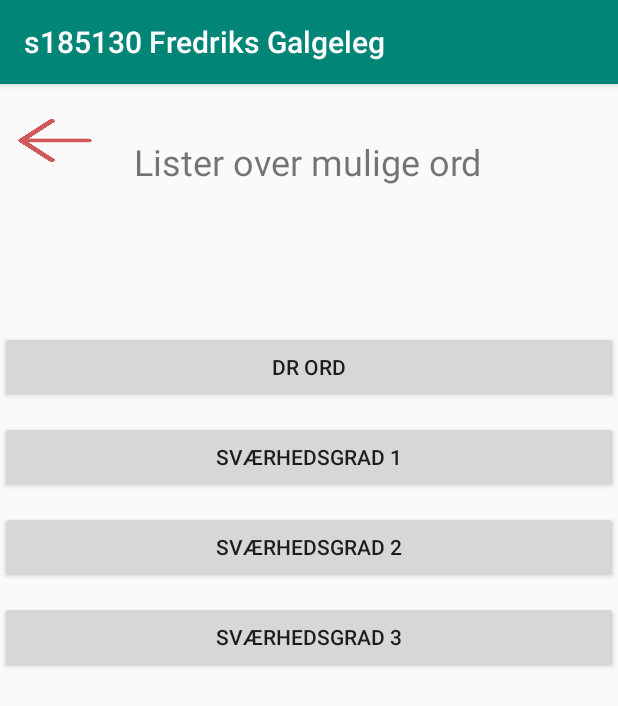
After one commit to fredrikmejs/mobilapp_2, an Android app: the ChooseWordList screen opened directly, with no data from a screen before it, on a phone screen of 412 x 824 dp. The commit adds this screen. Shown: the top 706 px of the screen. Run offline under Robolectric (Android 15) with nearby library versions, the phone set to English and light mode, and no system bars; network calls fail.

Commit message:
added list for the different words

```diff
--- a/app/src/main/AndroidManifest.xml
+++ b/app/src/main/AndroidManifest.xml
@@ -8,11 +8,13 @@
     <application
         android:allowBackup="true"
         android:icon="@mipmap/ic_launcher"
-        android:label="Galgeleg_s185130"
+        android:label="s185130 Fredriks Galgeleg"
         android:roundIcon="@mipmap/ic_launcher_round"
         android:supportsRtl="true"
         android:theme="@style/AppTheme"
         tools:ignore="GoogleAppIndexingWarning">
+        <activity android:name=".ui.WordList"></activity>
+        <activity android:name=".ui.ChooseWordList" />
         <activity android:name=".ui.SwitchName" />
         <activity android:name=".ui.LostScreen" />
         <activity android:name=".ui.WonScreen" />
@@ -27,7 +29,6 @@
                 <category android:name="android.intent.category.LAUNCHER" />
             </intent-filter>
         </activity>
-
     </application>
 
 </manifest>
--- /dev/null
+++ b/app/src/main/java/com/example/mobilapp_21/ui/ChooseWordList.java
@@ -0,0 +1,68 @@
+package com.example.mobilapp_21.ui;
+
+import androidx.appcompat.app.AppCompatActivity;
+
+import android.content.Context;
+import android.content.Intent;
+import android.os.Bundle;
+import android.view.View;
+import android.widget.Button;
+
+import com.example.mobilapp_21.R;
+
+public class ChooseWordList extends AppCompatActivity implements View.OnClickListener {
+    Button button_back, bDiff1, bDiff2, bDiff3, bDr;
+
+    @Override
+    protected void onCreate(Bundle savedInstanceState) {
+        super.onCreate(savedInstanceState);
+        setContentView(R.layout.activity_choose_word_list);
+
+    button_back = findViewById(R.id.button_listBack);
+    button_back.setOnClickListener(this);
+
+    bDiff1 = findViewById(R.id.button_diff1List);
+    bDiff1.setOnClickListener(this);
+
+    bDiff2 = findViewById(R.id.button_diff2List);
+    bDiff2.setOnClickListener(this);
+
+    bDiff3 = findViewById(R.id.button_diff3List);
+    bDiff3.setOnClickListener(this);
+
+    bDr = findViewById(R.id.button_drList);
+    bDr.setOnClickListener(this);
+
+    }
+
+    @Override
+    public void onClick(View v) {
+        if(v == button_back){
+         Intent intent = new Intent(this, Choose_game.class);
+         finish();
+         startActivity(intent);
+        }
+
+        if (v == bDiff1){
+            Intent intent = new Intent(this, WordList.class);
+            intent.putExtra("list","1");
+            startActivity(intent);
+
+        }
+        if (v == bDiff2){
+            Intent intent = new Intent(this, WordList.class);
+            intent.putExtra("list","2");
+            startActivity(intent);
+        }
+        if (v == bDiff3){
+            Intent intent = new Intent(this, WordList.class);
+            intent.putExtra("list","3");
+            startActivity(intent);
+        }
+        if (v == bDr){
+            Intent intent = new Intent(this, WordList.class);
+            intent.putExtra("list","4");
+            startActivity(intent);
+        }
+    }
+}
--- a/app/src/main/java/com/example/mobilapp_21/ui/LostScreen.java
+++ b/app/src/main/java/com/example/mobilapp_21/ui/LostScreen.java
@@ -11,6 +11,7 @@ import android.widget.TextView;
 
 import com.example.mobilapp_21.R;
 import com.example.mobilapp_21.logik.Galgelogik;
+import com.example.mobilapp_21.logik.LoadData;
 
 public class LostScreen extends AppCompatActivity implements View.OnClickListener {
 
@@ -18,6 +19,7 @@ public class LostScreen extends AppCompatActivity implements View.OnClickListene
     private String playerName;
     private int highScore;
     private Galgelogik logic;
+    private LoadData data;
 
     @SuppressLint("SetTextI18n")
     @Override
@@ -26,12 +28,14 @@ public class LostScreen extends AppCompatActivity implements View.OnClickListene
         setContentView(R.layout.activity_lost_screen);
 
         logic = Galgelogik.getInstance();
+        data = LoadData.getInstance();
 
         Bundle lastIntent = getIntent().getExtras();
         if (lastIntent != null) {
             highScore = lastIntent.getInt("Highscore");
-            playerName = lastIntent.getString("PlayerName");
         }
+
+        playerName = data.getName();
 
         button_menu = findViewById(R.id.button_tabtMenu);
         button_menu.setOnClickListener(this);
--- a/app/src/main/java/com/example/mobilapp_21/ui/Welcome_screen.java
+++ b/app/src/main/java/com/example/mobilapp_21/ui/Welcome_screen.java
@@ -69,7 +69,7 @@ public class Welcome_screen extends AppCompatActivity implements View.OnClickLis
         //Skips the frontpage if the player already have a name
         if (playerName != null) {
                 Intent intent = new Intent(this, Choose_game.class);
-            intent.putExtra("PlayerName", playerName);
+            loadData.setName(playerName);
             saveDataName();
             finish();
             startActivity(intent);
--- /dev/null
+++ b/app/src/main/res/layout/activity_choose_word_list.xml
@@ -0,0 +1,76 @@
+<?xml version="1.0" encoding="utf-8"?>
+<androidx.constraintlayout.widget.ConstraintLayout xmlns:android="http://schemas.android.com/apk/res/android"
+    xmlns:app="http://schemas.android.com/apk/res-auto"
+    xmlns:tools="http://schemas.android.com/tools"
+    android:layout_width="match_parent"
+    android:layout_height="match_parent"
+    tools:context=".ui.ChooseWordList">
+
+    <Button
+        android:id="@+id/button_listBack"
+        android:layout_width="65dp"
+        android:layout_height="42dp"
+        android:layout_marginStart="4dp"
+        android:background="@drawable/arrow_back"
+        android:backgroundTint="#B5BE1717"
+        app:layout_constraintBottom_toBottomOf="parent"
+        app:layout_constraintStart_toStartOf="parent"
+        app:layout_constraintTop_toTopOf="parent"
+        app:layout_constraintVertical_bias="0.023" />
+
+    <TextView
+        android:id="@+id/textViewa"
+        android:layout_width="234dp"
+        android:layout_height="65dp"
+        android:layout_marginTop="35dp"
+        android:text="Lister over mulige ord"
+        android:textSize="24sp"
+        app:layout_constraintEnd_toEndOf="parent"
+        app:layout_constraintHorizontal_bias="0.5"
+        app:layout_constraintStart_toStartOf="parent"
+        app:layout_constraintTop_toTopOf="parent" />
+
+    <Button
+        android:id="@+id/button_drList"
+        android:layout_width="match_parent"
+        android:layout_height="wrap_content"
+        android:layout_marginTop="64dp"
+        android:text="Dr ord"
+        app:layout_constraintEnd_toEndOf="parent"
+        app:layout_constraintHorizontal_bias="0.0"
+        app:layout_constraintStart_toStartOf="parent"
+        app:layout_constraintTop_toBottomOf="@+id/textViewa" />
+
+    <Button
+        android:id="@+id/button_diff2List"
+        android:layout_width="match_parent"
+        android:layout_height="wrap_content"
+        android:layout_marginTop="12dp"
+        android:text="Sværhedsgrad 2"
+        app:layout_constraintEnd_toEndOf="parent"
+        app:layout_constraintHorizontal_bias="0.0"
+        app:layout_constraintStart_toStartOf="parent"
+        app:layout_constraintTop_toBottomOf="@+id/button_diff1List" />
+
+    <Button
+        android:id="@+id/button_diff3List"
+        android:layout_width="match_parent"
+        android:layout_height="wrap_content"
+        android:layout_marginTop="12dp"
+        android:text="Sværhedsgrad 3"
+        app:layout_constraintEnd_toEndOf="parent"
+        app:layout_constraintHorizontal_bias="0.0"
+        app:layout_constraintStart_toStartOf="parent"
+        app:layout_constraintTop_toBottomOf="@+id/button_diff2List" />
+
+    <Button
+        android:id="@+id/button_diff1List"
+        android:layout_width="match_parent"
+        android:layout_height="wrap_content"
+        android:layout_marginTop="12dp"
+        android:text="Sværhedsgrad 1"
+        app:layout_constraintEnd_toEndOf="parent"
+        app:layout_constraintHorizontal_bias="0.0"
+        app:layout_constraintStart_toStartOf="parent"
+        app:layout_constraintTop_toBottomOf="@+id/button_drList" />
+</androidx.constraintlayout.widget.ConstraintLayout>
--- a/app/src/main/res/values/strings.xml
+++ b/app/src/main/res/values/strings.xml
@@ -1,5 +1,5 @@
 <resources>
-    <string name="app_name">mobilapp_2.1</string>
+    <string name="app_name">s185130 Fredriks Galgeleg</string>
     <string name="my_keyboard">MyKeyboard</string>
     <string name="sybtype_DK">Dansk (DK)</string>
     <string name="v_lg_sv_rhedsgrad">Vælg sværhedsgrad</string>
```
Also changed, not shown: app/src/main/java/com/example/mobilapp_21/logik/LoadData.java (+9 -1 lines), app/src/main/java/com/example/mobilapp_21/logik/RecylerAdapter.java (added, +55 -0 lines), app/src/main/java/com/example/mobilapp_21/ui/Choose_game.java (+38 -26 lines), app/src/main/java/com/example/mobilapp_21/ui/Difficulty.java (+2 -7 lines), app/src/main/java/com/example/mobilapp_21/ui/GalgeGame.java (+13 -10 lines), app/src/main/java/com/example/mobilapp_21/ui/Settings.java (+16 -8 lines), app/src/main/java/com/example/mobilapp_21/ui/WonScreen.java (+6 -1 lines), app/src/main/java/com/example/mobilapp_21/ui/WordList.java (added, +73 -0 lines), app/src/main/res/layout/activity_choose_game.xml (+12 -8 lines), app/src/main/res/layout/activity_settings.xml (+16 -1 lines), app/src/main/res/layout/activity_word_list.xml (added, +47 -0 lines), app/src/main/res/layout/recyle_list.xml (added, +24 -0 lines), app/src/main/res/xml/method.xml (deleted, +0 -9 lines), app/src/main/res/xml/qwerty.xml (deleted, +0 -50 lines).
